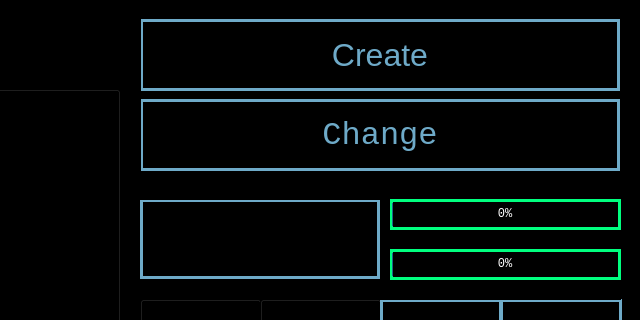
First picture: the form in mainwindow.ui, repository Nikita-080/God-of-pixels-3, before the edit; both pictures show x 860 to 1500 and y 0 to 320 of the 1500 by 635 pixel window.
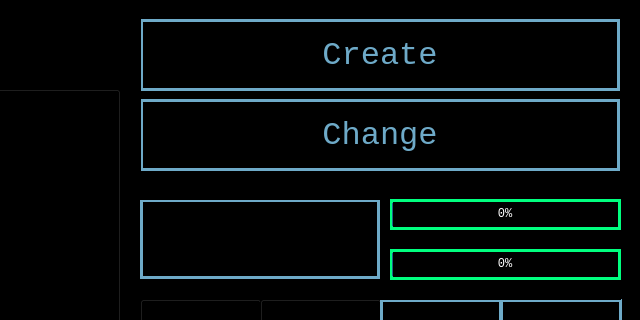
Second picture: the form after the edit.

```diff
--- a/mainwindow.ui
+++ b/mainwindow.ui
@@ -291,6 +291,7 @@
     </property>
     <property name="font">
      <font>
+      <family>Consolas</family>
       <pointsize>24</pointsize>
      </font>
     </property>
```
